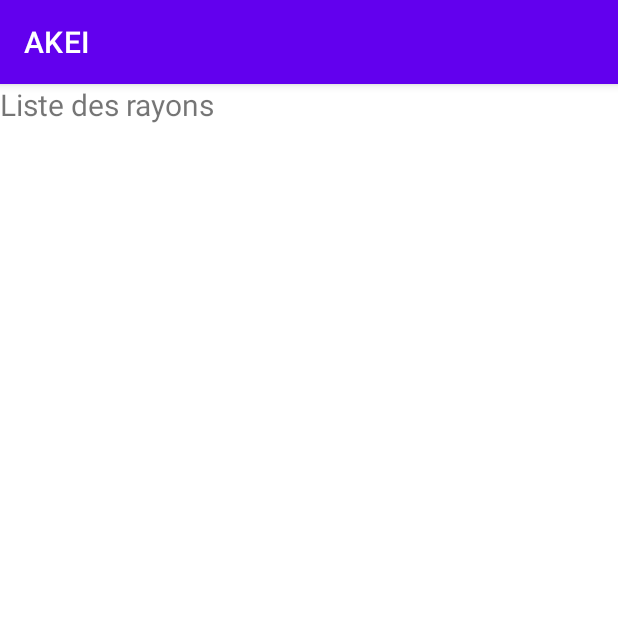
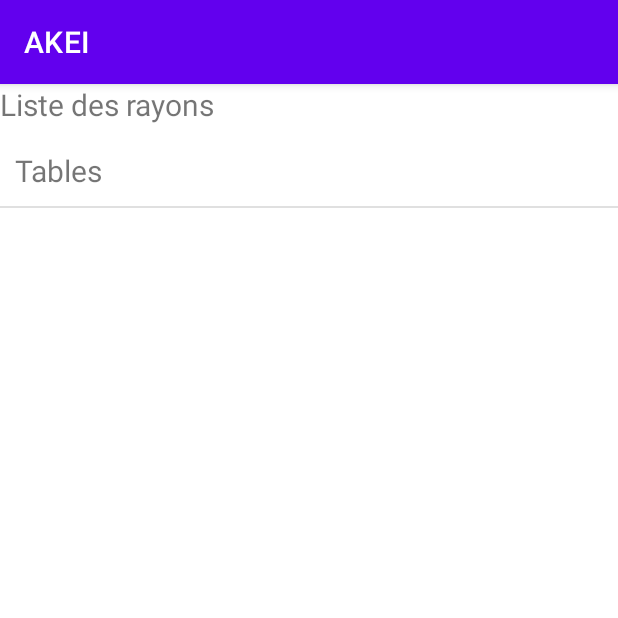
Before and after one commit to IbanEtchep/ApAkei, an Android app: the ListRayonsActivity screen opened directly, with no data from a screen before it, on a phone screen of 412 x 824 dp, the top half of it. Run offline under Robolectric (Android 15) with nearby library versions, the phone set to English and light mode, and no system bars.

Commit message:
vjulie 13h50

```diff
--- a/app/src/main/java/fr/apakei/produits/ListRayonsActivity.java
+++ b/app/src/main/java/fr/apakei/produits/ListRayonsActivity.java
@@ -3,7 +3,15 @@
 import androidx.appcompat.app.AppCompatActivity;
 
 import android.os.Bundle;
+import android.widget.ArrayAdapter;
+import android.widget.ListView;
+
+import java.util.ArrayList;
+import java.util.List;
+
+import fr.apakei.Modele;
 import fr.apakei.R;
+import fr.apakei.Rayon;
 
 public class ListRayonsActivity extends AppCompatActivity {
 
@@ -12,7 +20,18 @@
         super.onCreate(savedInstanceState);
         setContentView(R.layout.activity_list_rayons);
 
+        ListView lv_listP = (ListView)findViewById(R.id.lv_rayons);
+        List<Rayon> lesRayons= Modele.getLesRayons();
+        List<String> s_lesRayons=new ArrayList<>();
 
+
+        for (Rayon ray : lesRayons) {
+            s_lesRayons.add(ray.getLibelle());
+        }
+        ArrayAdapter<String> lv_adapter = new ArrayAdapter<String>(this, R.layout.lv_rayons_element, s_lesRayons);
+
+
+        lv_listP.setAdapter(lv_adapter);
 
 
     }
--- a/app/src/main/res/layout/activity_list_rayons.xml
+++ b/app/src/main/res/layout/activity_list_rayons.xml
@@ -15,7 +15,7 @@
         android:textSize="20sp" />
 
     <ListView
-        android:id="@+id/lv_produits"
+        android:id="@+id/lv_rayons"
         android:layout_width="match_parent"
         android:layout_height="match_parent" />
 </LinearLayout>
--- a/app/src/main/res/layout/activity_produits_rayon.xml
+++ b/app/src/main/res/layout/activity_produits_rayon.xml
@@ -21,7 +21,7 @@
         android:textSize="16sp" />
 
     <ListView
-        android:id="@+id/lv_produits"
+        android:id="@+id/lv_rayons"
         android:layout_width="match_parent"
         android:layout_height="match_parent" />
 
--- /dev/null
+++ b/app/src/main/res/layout/lv_rayons_element.xml
@@ -0,0 +1,9 @@
+<?xml version="1.0" encoding="utf-8"?>
+<TextView
+    xmlns:android="http://schemas.android.com/apk/res/android"
+    android:layout_width="match_parent"
+    android:layout_height="wrap_content"
+    android:textSize="20sp"
+    android:gravity="left"
+    android:padding="10dp"
+    />
```
